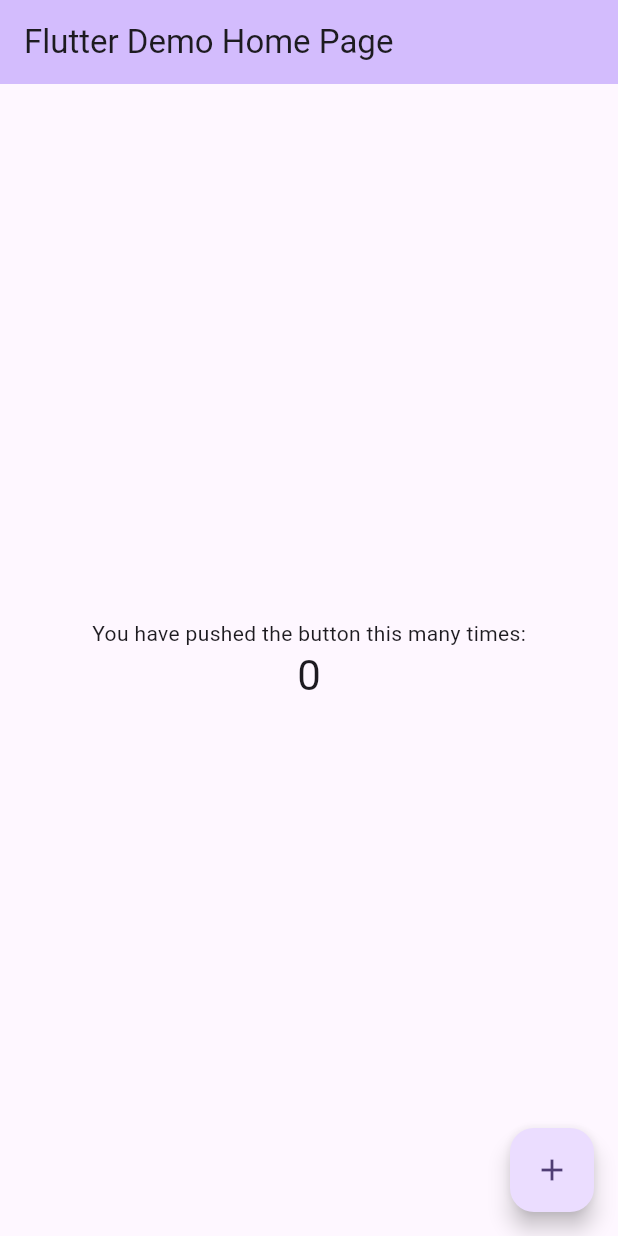
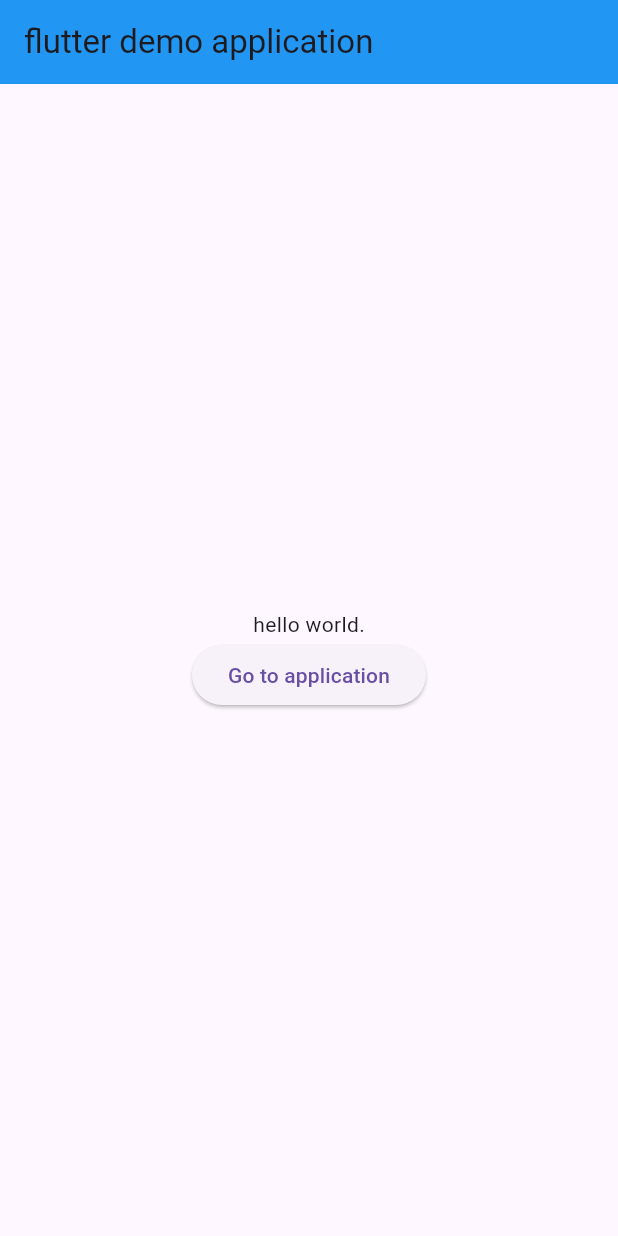
Before and after one commit to mtattun/flutter_demo, a Flutter app: the screen it shows after launch, on a phone screen of 412 x 824 dp. Run offline on Flutter 3.47's test engine with Material 3 defaults, Android fonts, the phone set to English and light mode, and no system bars; our stand-ins replace flutter_riverpod, go_router.

Commit message:
ルーティング設定とモジュール追加

```diff
--- /dev/null
+++ b/lib/importer.dart
@@ -0,0 +1,5 @@
+export 'package:flutter/material.dart';
+export 'package:flutter_demo/router/router.dart';
+export 'package:flutter_demo/view/home/home_screen.dart';
+export 'package:flutter_riverpod/flutter_riverpod.dart';
+export 'package:go_router/go_router.dart';
--- a/lib/main.dart
+++ b/lib/main.dart
@@ -1,125 +1,19 @@
-import 'package:flutter/material.dart';
+// Project imports:
+import 'importer.dart';
 
 void main() {
-  runApp(const MyApp());
+  runApp(const ProviderScope(child: MyApp()));
 }
 
-class MyApp extends StatelessWidget {
+class MyApp extends ConsumerWidget {
   const MyApp({super.key});
 
-  // This widget is the root of your application.
   @override
-  Widget build(BuildContext context) {
-    return MaterialApp(
-      title: 'Flutter Demo',
-      theme: ThemeData(
-        // This is the theme of your application.
-        //
-        // TRY THIS: Try running your application with "flutter run". You'll see
-        // the application has a purple toolbar. Then, without quitting the app,
-        // try changing the seedColor in the colorScheme below to Colors.green
-        // and then invoke "hot reload" (save your changes or press the "hot
-        // reload" button in a Flutter-supported IDE, or press "r" if you used
-        // the command line to start the app).
-        //
-        // Notice that the counter didn't reset back to zero; the application
-        // state is not lost during the reload. To reset the state, use hot
-        // restart instead.
-        //
-        // This works for code too, not just values: Most code changes can be
-        // tested with just a hot reload.
-        colorScheme: ColorScheme.fromSeed(seedColor: Colors.deepPurple),
-        useMaterial3: true,
-      ),
-      home: const MyHomePage(title: 'Flutter Demo Home Page'),
+  Widget build(BuildContext context, WidgetRef ref) {
+    return MaterialApp.router(
+      routerDelegate: goRouter.routerDelegate,
+      routeInformationParser: goRouter.routeInformationParser,
+      routeInformationProvider: goRouter.routeInformationProvider,
     );
   }
 }
-
-class MyHomePage extends StatefulWidget {
-  const MyHomePage({super.key, required this.title});
-
-  // This widget is the home page of your application. It is stateful, meaning
-  // that it has a State object (defined below) that contains fields that affect
-  // how it looks.
-
-  // This class is the configuration for the state. It holds the values (in this
-  // case the title) provided by the parent (in this case the App widget) and
-  // used by the build method of the State. Fields in a Widget subclass are
-  // always marked "final".
-
-  final String title;
-
-  @override
-  State<MyHomePage> createState() => _MyHomePageState();
-}
-
-class _MyHomePageState extends State<MyHomePage> {
-  int _counter = 0;
-
-  void _incrementCounter() {
-    setState(() {
-      // This call to setState tells the Flutter framework that something has
-      // changed in this State, which causes it to rerun the build method below
-      // so that the display can reflect the updated values. If we changed
-      // _counter without calling setState(), then the build method would not be
-      // called again, and so nothing would appear to happen.
-      _counter++;
-    });
-  }
-
-  @override
-  Widget build(BuildContext context) {
-    // This method is rerun every time setState is called, for instance as done
-    // by the _incrementCounter method above.
-    //
-    // The Flutter framework has been optimized to make rerunning build methods
-    // fast, so that you can just rebuild anything that needs updating rather
-    // than having to individually change instances of widgets.
-    return Scaffold(
-      appBar: AppBar(
-        // TRY THIS: Try changing the color here to a specific color (to
-        // Colors.amber, perhaps?) and trigger a hot reload to see the AppBar
-        // change color while the other colors stay the same.
-        backgroundColor: Theme.of(context).colorScheme.inversePrimary,
-        // Here we take the value from the MyHomePage object that was created by
-        // the App.build method, and use it to set our appbar title.
-        title: Text(widget.title),
-      ),
-      body: Center(
-        // Center is a layout widget. It takes a single child and positions it
-        // in the middle of the parent.
-        child: Column(
-          // Column is also a layout widget. It takes a list of children and
-          // arranges them vertically. By default, it sizes itself to fit its
-          // children horizontally, and tries to be as tall as its parent.
-          //
-          // Column has various properties to control how it sizes itself and
-          // how it positions its children. Here we use mainAxisAlignment to
-          // center the children vertically; the main axis here is the vertical
-          // axis because Columns are vertical (the cross axis would be
-          // horizontal).
-          //
-          // TRY THIS: Invoke "debug painting" (choose the "Toggle Debug Paint"
-          // action in the IDE, or press "p" in the console), to see the
-          // wireframe for each widget.
-          mainAxisAlignment: MainAxisAlignment.center,
-          children: <Widget>[
-            const Text(
-              'You have pushed the button this many times:',
-            ),
-            Text(
-              '$_counter',
-              style: Theme.of(context).textTheme.headlineMedium,
-            ),
-          ],
-        ),
-      ),
-      floatingActionButton: FloatingActionButton(
-        onPressed: _incrementCounter,
-        tooltip: 'Increment',
-        child: const Icon(Icons.add),
-      ), // This trailing comma makes auto-formatting nicer for build methods.
-    );
-  }
-}
--- /dev/null
+++ b/lib/router/router.dart
@@ -0,0 +1,29 @@
+// Project imports:
+import 'package:flutter_demo/importer.dart';
+import 'package:flutter_demo/view/article/article_screen.dart';
+
+final goRouter = GoRouter(
+  initialLocation: '/',
+  routes: [
+    GoRoute(
+      path: '/',
+      name: 'home',
+      pageBuilder: (context, state) {
+          return MaterialPage(
+            key: state.pageKey,
+            child: const HomeScreenWidget()
+          );
+      }
+    ),
+    GoRoute(
+      path: '/article',
+      name: 'article',
+      pageBuilder: (context, state) {
+        return MaterialPage(
+          key: state.pageKey,
+          child: const ArticleScreenWidget()
+        );
+      },
+    ),
+  ]
+);
--- /dev/null
+++ b/lib/view/article/article_screen.dart
@@ -0,0 +1,11 @@
+import 'package:flutter_demo/importer.dart';
+
+class ArticleScreenWidget extends ConsumerWidget {
+  const ArticleScreenWidget({super.key});
+
+  @override
+  Widget build(BuildContext context, WidgetRef ref) {
+    return Container(
+    );
+  }
+}
--- /dev/null
+++ b/lib/view/home/home_screen.dart
@@ -0,0 +1,28 @@
+// Project imports:
+import 'package:flutter_demo/importer.dart';
+
+class HomeScreenWidget extends ConsumerWidget {
+  const HomeScreenWidget({super.key});
+
+  @override
+  Widget build(BuildContext context, WidgetRef ref) {
+    return Scaffold(
+      appBar: AppBar(
+        title: const Text('flutter demo application'),
+        backgroundColor: Colors.blue,
+      ),
+      body: Center(
+        child: Column(
+          mainAxisAlignment: MainAxisAlignment.center,
+          children: [
+            const Text('hello world.'),
+            ElevatedButton(
+              onPressed: () {},
+              child: const Text('Go to application')
+            ),
+          ],
+        ),
+      ),
+    );
+  }
+}
```
Also changed, not shown: pubspec.yaml (+8 -1 lines), pubspec.lock, 1 other file.
